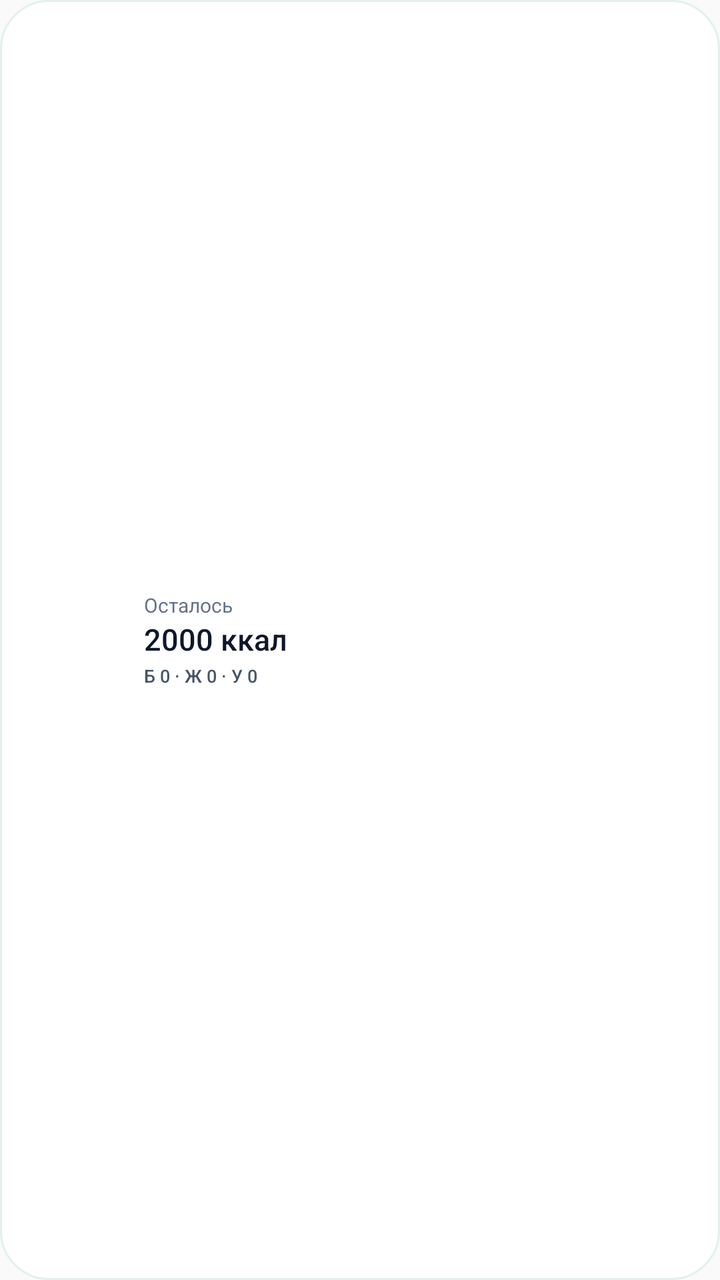
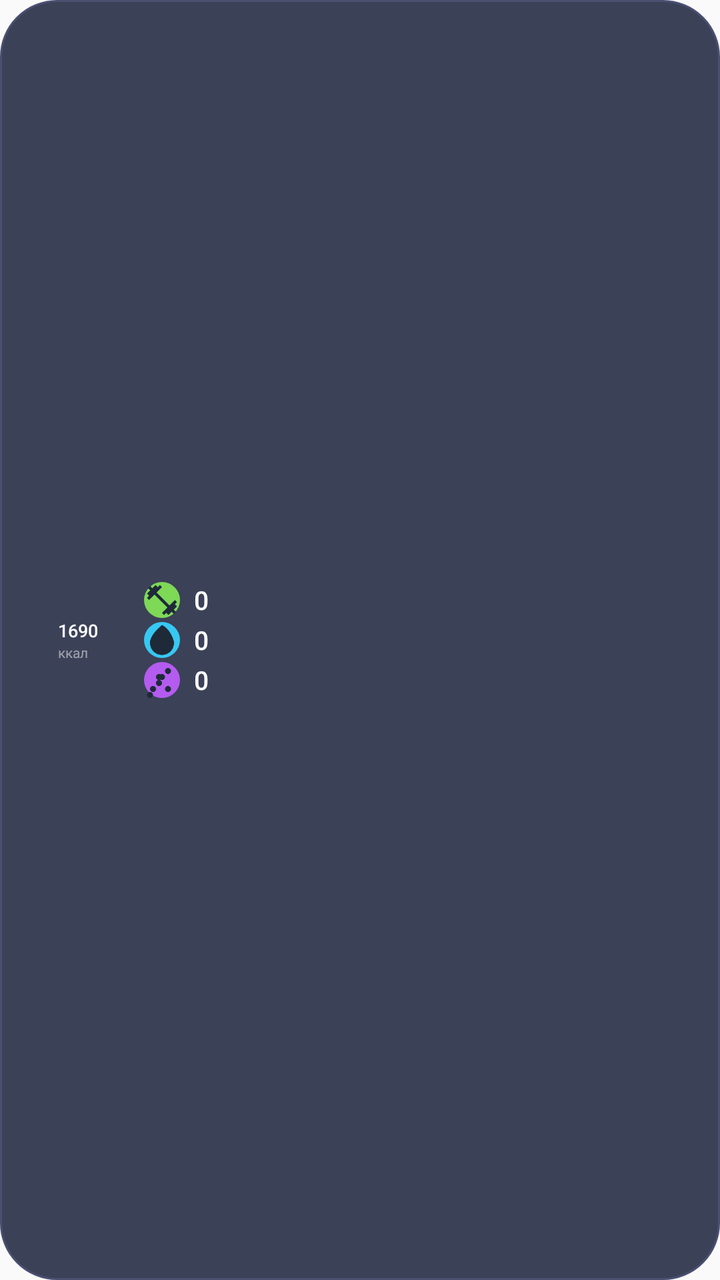

An Android layout rendered at two revisions. The XML below is the earlier revision; the diff shows what the commit changed to produce the second picture.
<!-- AndroidManifest.xml: application theme AppTheme -->
<!-- res/layout/widget_calories.xml -->
<?xml version="1.0" encoding="utf-8"?>
<FrameLayout xmlns:android="http://schemas.android.com/apk/res/android"
    android:id="@+id/widget_root"
    android:layout_width="match_parent"
    android:layout_height="match_parent"
    android:background="@drawable/widget_bg">

    <ImageView
        android:id="@+id/widget_ring"
        android:layout_width="52dp"
        android:layout_height="52dp"
        android:layout_gravity="start|center_vertical"
        android:layout_marginStart="12dp"
        android:contentDescription="@null" />

    <LinearLayout
        android:layout_width="match_parent"
        android:layout_height="wrap_content"
        android:layout_gravity="center_vertical"
        android:layout_marginStart="72dp"
        android:layout_marginEnd="10dp"
        android:orientation="vertical">

        <TextView
            android:id="@+id/widget_remain_label"
            android:layout_width="wrap_content"
            android:layout_height="wrap_content"
            android:fontFamily="sans-serif"
            android:text="Осталось"
            android:textColor="#64748B"
            android:textSize="10sp"
            android:maxLines="1" />

        <TextView
            android:id="@+id/widget_remain"
            android:layout_width="wrap_content"
            android:layout_height="wrap_content"
            android:fontFamily="sans-serif-medium"
            android:text="2000 ккал"
            android:textColor="#0F172A"
            android:textSize="15sp"
            android:maxLines="1" />

        <TextView
            android:id="@+id/widget_macros"
            android:layout_width="wrap_content"
            android:layout_height="wrap_content"
            android:layout_marginTop="2dp"
            android:autoSizeTextType="uniform"
            android:autoSizeMinTextSize="7sp"
            android:autoSizeMaxTextSize="9sp"
            android:fontFamily="sans-serif-medium"
            android:text="Б 0 · Ж 0 · У 0"
            android:textColor="#475569"
            android:textSize="9sp"
            android:maxLines="1" />

    </LinearLayout>

</FrameLayout>
<!-- resources referenced by this layout -->
<resources>
  <!-- drawable widget_bg (drawable) -->
  <?xml version="1.0" encoding="utf-8"?>
  <shape xmlns:android="http://schemas.android.com/apk/res/android"
      android:shape="rectangle">
      <solid android:color="#F7FFFFFF" />
      <corners android:radius="24dp" />
      <stroke
          android:width="1dp"
          android:color="#E1F2ED" />
  </shape>
  <style name="AppTheme" parent="android:style/Theme.Material.Light.NoActionBar" />
</resources>

<!-- the commit's change to res/layout/widget_calories.xml (unified diff, before → after) -->
@@ -5,56 +5,134 @@
     android:layout_height="match_parent"
     android:background="@drawable/widget_bg">
 
-    <ImageView
-        android:id="@+id/widget_ring"
+    <FrameLayout
         android:layout_width="52dp"
         android:layout_height="52dp"
         android:layout_gravity="start|center_vertical"
-        android:layout_marginStart="12dp"
-        android:contentDescription="@null" />
+        android:layout_marginStart="13dp"
+        android:layout_marginEnd="6dp">
+
+        <ImageView
+            android:id="@+id/widget_ring"
+            android:layout_width="46dp"
+            android:layout_height="46dp"
+            android:layout_gravity="center"
+            android:contentDescription="@null" />
+
+        <LinearLayout
+            android:layout_width="wrap_content"
+            android:layout_height="wrap_content"
+            android:layout_gravity="center"
+            android:orientation="vertical">
+
+            <TextView
+                android:id="@+id/widget_remain"
+                android:layout_width="wrap_content"
+                android:layout_height="wrap_content"
+                android:autoSizeTextType="uniform"
+                android:autoSizeMinTextSize="7sp"
+                android:autoSizeMaxTextSize="9sp"
+                android:fontFamily="sans-serif-medium"
+                android:gravity="center"
+                android:maxLines="1"
+                android:text="1690"
+                android:textColor="#FFFFFF"
+                android:textSize="9sp" />
+
+            <TextView
+                android:id="@+id/widget_remain_unit"
+                android:layout_width="wrap_content"
+                android:layout_height="wrap_content"
+                android:fontFamily="sans-serif"
+                android:gravity="center"
+                android:maxLines="1"
+                android:text="ккал"
+                android:textColor="#80FFFFFF"
+                android:textSize="7sp" />
+        </LinearLayout>
+    </FrameLayout>
 
     <LinearLayout
-        android:layout_width="match_parent"
+        android:layout_width="wrap_content"
         android:layout_height="wrap_content"
-        android:layout_gravity="center_vertical"
+        android:layout_gravity="start|center_vertical"
         android:layout_marginStart="72dp"
         android:layout_marginEnd="10dp"
         android:orientation="vertical">
 
-        <TextView
-            android:id="@+id/widget_remain_label"
+        <LinearLayout
             android:layout_width="wrap_content"
             android:layout_height="wrap_content"
-            android:fontFamily="sans-serif"
-            android:text="Осталось"
-            android:textColor="#64748B"
-            android:textSize="10sp"
-            android:maxLines="1" />
+            android:gravity="center_vertical"
+            android:orientation="horizontal">
 
-        <TextView
-            android:id="@+id/widget_remain"
-            android:layout_width="wrap_content"
-            android:layout_height="wrap_content"
-            android:fontFamily="sans-serif-medium"
-            android:text="2000 ккал"
-            android:textColor="#0F172A"
-            android:textSize="15sp"
-            android:maxLines="1" />
+            <ImageView
+                android:layout_width="18dp"
+                android:layout_height="18dp"
+                android:contentDescription="@null"
+                android:src="@drawable/widget_icon_protein" />
 
-        <TextView
-            android:id="@+id/widget_macros"
+            <TextView
+                android:id="@+id/widget_p"
+                android:layout_width="wrap_content"
+                android:layout_height="wrap_content"
+                android:layout_marginStart="7dp"
+                android:fontFamily="sans-serif-medium"
+                android:maxLines="1"
+                android:text="0"
+                android:textColor="#FFFFFF"
+                android:textSize="13sp" />
+        </LinearLayout>
+
+        <LinearLayout
             android:layout_width="wrap_content"
             android:layout_height="wrap_content"
             android:layout_marginTop="2dp"
-            android:autoSizeTextType="uniform"
-            android:autoSizeMinTextSize="7sp"
-            android:autoSizeMaxTextSize="9sp"
-            android:fontFamily="sans-serif-medium"
-            android:text="Б 0 · Ж 0 · У 0"
-            android:textColor="#475569"
-            android:textSize="9sp"
-            android:maxLines="1" />
+            android:gravity="center_vertical"
+            android:orientation="horizontal">
 
+            <ImageView
+                android:layout_width="18dp"
+                android:layout_height="18dp"
+                android:contentDescription="@null"
+                android:src="@drawable/widget_icon_fat" />
+
+            <TextView
+                android:id="@+id/widget_f"
+                android:layout_width="wrap_content"
+                android:layout_height="wrap_content"
+                android:layout_marginStart="7dp"
+                android:fontFamily="sans-serif-medium"
+                android:maxLines="1"
+                android:text="0"
+                android:textColor="#FFFFFF"
+                android:textSize="13sp" />
+        </LinearLayout>
+
+        <LinearLayout
+            android:layout_width="wrap_content"
+            android:layout_height="wrap_content"
+            android:layout_marginTop="2dp"
+            android:gravity="center_vertical"
+            android:orientation="horizontal">
+
+            <ImageView
+                android:layout_width="18dp"
+                android:layout_height="18dp"
+                android:contentDescription="@null"
+                android:src="@drawable/widget_icon_carbs" />
+
+            <TextView
+                android:id="@+id/widget_c"
+                android:layout_width="wrap_content"
+                android:layout_height="wrap_content"
+                android:layout_marginStart="7dp"
+                android:fontFamily="sans-serif-medium"
+                android:maxLines="1"
+                android:text="0"
+                android:textColor="#FFFFFF"
+                android:textSize="13sp" />
+        </LinearLayout>
     </LinearLayout>
 
 </FrameLayout>
<!-- resource entries referenced after the edit -->
@@ -4,12 +4,84 @@
   <?xml version="1.0" encoding="utf-8"?>
   <shape xmlns:android="http://schemas.android.com/apk/res/android"
       android:shape="rectangle">
-      <solid android:color="#F7FFFFFF" />
-      <corners android:radius="24dp" />
+      <solid android:color="#3B4157" />
+      <corners android:radius="28dp" />
       <stroke
           android:width="1dp"
-          android:color="#E1F2ED" />
+          android:color="#4A5070" />
   </shape>
+  <!-- drawable widget_icon_carbs (drawable) -->
+  <?xml version="1.0" encoding="utf-8"?>
+  <layer-list xmlns:android="http://schemas.android.com/apk/res/android">
+      <item>
+          <shape android:shape="oval">
+              <solid android:color="#B45BF0" />
+          </shape>
+      </item>
+      <item
+          android:width="11dp"
+          android:height="11dp"
+          android:gravity="center">
+          <vector
+              android:width="24dp"
+              android:height="24dp"
+              android:viewportWidth="24"
+              android:viewportHeight="24"
+              android:tint="#1E2A38">
+              <path
+                  android:fillColor="#1E2A38"
+                  android:pathData="M10 12c-1.1 0-2 .9-2 2s.9 2 2 2 2-.9 2-2-.9-2-2-2zm6-8c-1.1 0-2 .9-2 2s.9 2 2 2 2-.9 2-2-.9-2-2-2zm0 12c-1.1 0-2 .9-2 2s.9 2 2 2 2-.9 2-2-.9-2-2-2zm-6-8c-1.1 0-2 .9-2 2s.9 2 2 2 2-.9 2-2-.9-2-2-2zM4 20c-1.1 0-2 .9-2 2s.9 2 2 2 2-.9 2-2-.9-2-2-2zm8-12c-1.1 0-2 .9-2 2s.9 2 2 2 2-.9 2-2-.9-2-2-2zm0 16c-1.1 0-2 .9-2 2s.9 2 2 2 2-.9 2-2-.9-2-2-2zM6 16c-1.1 0-2 .9-2 2s.9 2 2 2 2-.9 2-2-.9-2-2-2z" />
+          </vector>
+      </item>
+  </layer-list>
+  <!-- drawable widget_icon_fat (drawable) -->
+  <?xml version="1.0" encoding="utf-8"?>
+  <layer-list xmlns:android="http://schemas.android.com/apk/res/android">
+      <item>
+          <shape android:shape="oval">
+              <solid android:color="#37C8F2" />
+          </shape>
+      </item>
+      <item
+          android:width="11dp"
+          android:height="11dp"
+          android:gravity="center">
+          <vector
+              android:width="24dp"
+              android:height="24dp"
+              android:viewportWidth="24"
+              android:viewportHeight="24"
+              android:tint="#1E2A38">
+              <path
+                  android:fillColor="#1E2A38"
+                  android:pathData="M12 2c-5.33 4.55-8 8.48-8 11.8 0 4.98 3.8 8.2 8 8.2s8-3.22 8-8.2C20 12 17.33 4.55 12 2z" />
+          </vector>
+      </item>
+  </layer-list>
+  <!-- drawable widget_icon_protein (drawable) -->
+  <?xml version="1.0" encoding="utf-8"?>
+  <layer-list xmlns:android="http://schemas.android.com/apk/res/android">
+      <item>
+          <shape android:shape="oval">
+              <solid android:color="#7ED957" />
+          </shape>
+      </item>
+      <item
+          android:width="11dp"
+          android:height="11dp"
+          android:gravity="center">
+          <vector
+              android:width="24dp"
+              android:height="24dp"
+              android:viewportWidth="24"
+              android:viewportHeight="24"
+              android:tint="#1E2A38">
+              <path
+                  android:fillColor="#1E2A38"
+                  android:pathData="M20.57 14.86L22 13.43 20.57 12 17 15.57 8.43 7 12 3.43 10.57 2 9.14 3.43 7.71 2 5.57 4.14 4.14 2.71 2.71 4.14l1.43 1.43L2 7.71l1.43 1.43L2 10.57 3.43 12 7 8.43 15.57 17 12 20.57 13.43 22l1.43-1.43L16.29 22l2.14-2.14 1.43 1.43 1.43-1.43-1.43-1.43L22 16.29z" />
+          </vector>
+      </item>
+  </layer-list>
   <style name="AppTheme" parent="android:style/Theme.Material.Light.NoActionBar" />
 </resources>
 
